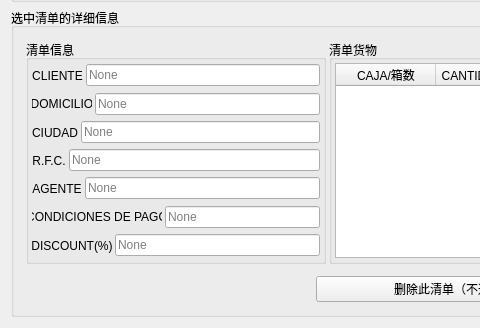
Old version of the form CompanyStroageManagement/Search_List_Win.ui in the repository linxinwNeo/CompanyStroageManagement; both pictures show x 0 to 480 and y 352 to 680 of the 1527 by 680 pixel window.
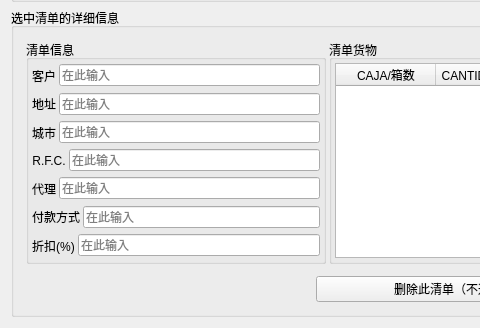
New version of the form.

Patch:
```diff
--- a/CompanyStroageManagement/Search_List_Win.ui
+++ b/CompanyStroageManagement/Search_List_Win.ui
@@ -212,7 +212,7 @@
                   </size>
                  </property>
                  <property name="text">
-                  <string>CLIENTE</string>
+                  <string>客户</string>
                  </property>
                  <property name="alignment">
                   <set>Qt::AlignCenter</set>
@@ -228,7 +228,7 @@
                   <bool>true</bool>
                  </property>
                  <property name="placeholderText">
-                  <string>None</string>
+                  <string>在此输入</string>
                  </property>
                 </widget>
                </item>
@@ -268,7 +268,7 @@
                   </size>
                  </property>
                  <property name="text">
-                  <string>DOMICILIO</string>
+                  <string>地址</string>
                  </property>
                  <property name="alignment">
                   <set>Qt::AlignCenter</set>
@@ -284,7 +284,7 @@
                   <bool>true</bool>
                  </property>
                  <property name="placeholderText">
-                  <string>None</string>
+                  <string>在此输入</string>
                  </property>
                 </widget>
                </item>
@@ -324,7 +324,7 @@
                   </size>
                  </property>
                  <property name="text">
-                  <string>CIUDAD</string>
+                  <string>城市</string>
                  </property>
                  <property name="alignment">
                   <set>Qt::AlignCenter</set>
@@ -340,7 +340,7 @@
                   <bool>true</bool>
                  </property>
                  <property name="placeholderText">
-                  <string>None</string>
+                  <string>在此输入</string>
                  </property>
                 </widget>
                </item>
@@ -396,7 +396,7 @@
                   <bool>true</bool>
                  </property>
                  <property name="placeholderText">
-                  <string>None</string>
+                  <string>在此输入</string>
                  </property>
                 </widget>
                </item>
@@ -436,7 +436,7 @@
                   </size>
                  </property>
                  <property name="text">
-                  <string>AGENTE</string>
+                  <string>代理</string>
                  </property>
                  <property name="alignment">
                   <set>Qt::AlignCenter</set>
@@ -452,7 +452,7 @@
                   <bool>true</bool>
                  </property>
                  <property name="placeholderText">
-                  <string>None</string>
+                  <string>在此输入</string>
                  </property>
                 </widget>
                </item>
@@ -492,7 +492,7 @@
                   </size>
                  </property>
                  <property name="text">
-                  <string>CONDICIONES DE PAGO</string>
+                  <string>付款方式</string>
                  </property>
                  <property name="alignment">
                   <set>Qt::AlignCenter</set>
@@ -508,7 +508,7 @@
                   <bool>true</bool>
                  </property>
                  <property name="placeholderText">
-                  <string>None</string>
+                  <string>在此输入</string>
                  </property>
                 </widget>
                </item>
@@ -548,7 +548,7 @@
                   </size>
                  </property>
                  <property name="text">
-                  <string>DISCOUNT(%)</string>
+                  <string>折扣(%)</string>
                  </property>
                  <property name="alignment">
                   <set>Qt::AlignCenter</set>
@@ -561,7 +561,7 @@
                   <bool>true</bool>
                  </property>
                  <property name="placeholderText">
-                  <string>None</string>
+                  <string>在此输入</string>
                  </property>
                 </widget>
                </item>
```
Left out of the diff: 2 changed lines with no effect on the pictures.
